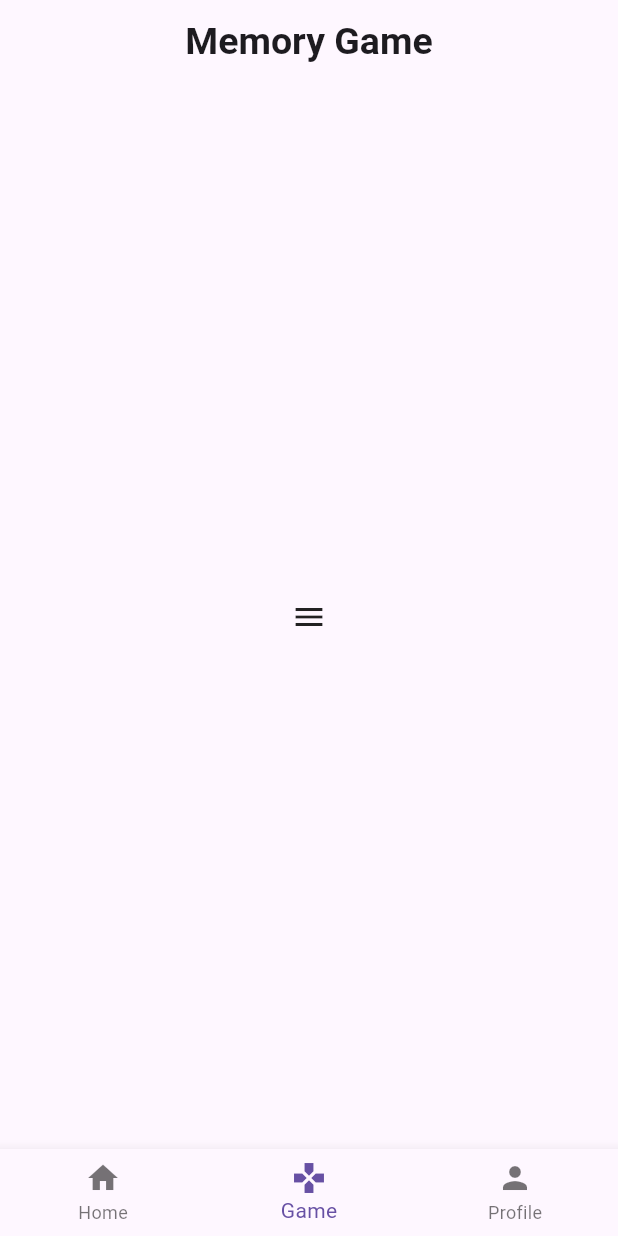
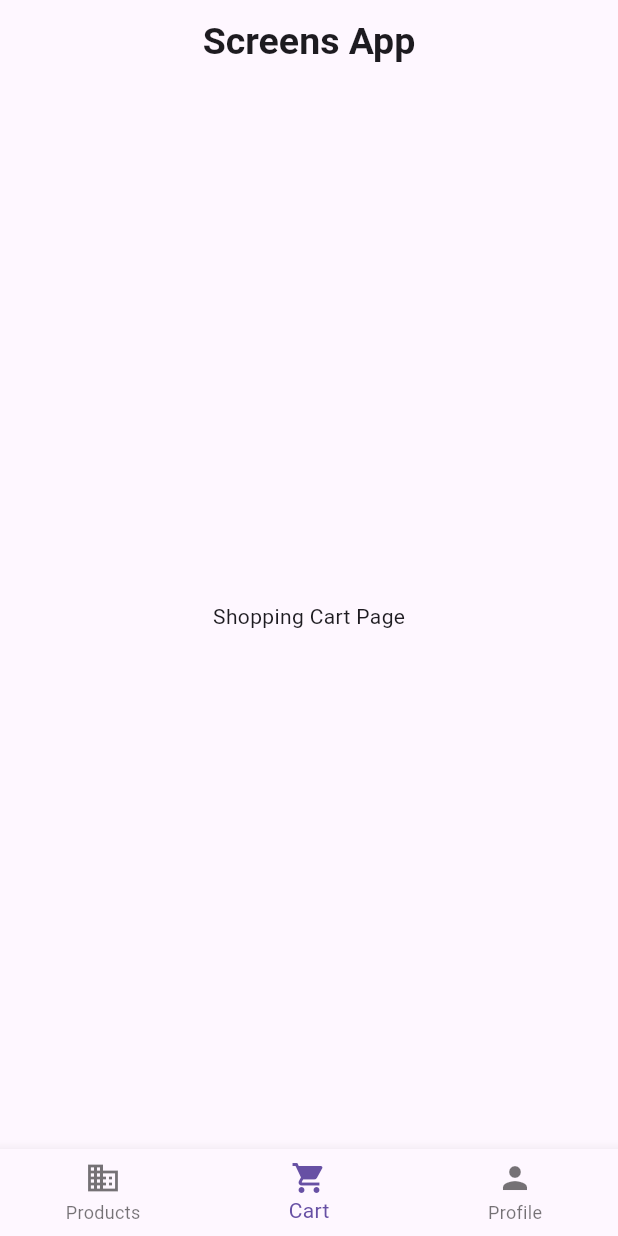
Before and after one commit to Bruno-Otavio/flutter, a Flutter app: the screen it shows after launch, item 2 of the bottom bar chosen, on a phone screen of 412 x 824 dp. Run offline on Flutter 3.47's test engine with Material 3 defaults, Android fonts, the phone set to English and light mode, and no system bars.

Commit message:
Flutter project Multiple Screens

```diff
--- a/different_screens/lib/home.dart
+++ b/different_screens/lib/home.dart
@@ -1,3 +1,5 @@
+import 'package:different_screens/screens/cart.dart';
+import 'package:different_screens/screens/products.dart';
 import 'package:different_screens/screens/profile.dart';
 import 'package:flutter/material.dart';
 
@@ -11,8 +13,8 @@ class HomePage extends StatefulWidget {
 class _HomePageState extends State<HomePage> {
   int _currentIndex = 0;
   List<Widget> body = const [
-    Icon(Icons.home),
-    Icon(Icons.menu),
+    ProductsPage(),
+    CartPage(),
     ProfilePage(),
   ];
 
@@ -32,12 +34,12 @@ class _HomePageState extends State<HomePage> {
         },
         items: const [
           BottomNavigationBarItem(
-            label: 'Home',
-            icon: Icon(Icons.home),
+            label: 'Products',
+            icon: Icon(Icons.business),
           ),
           BottomNavigationBarItem(
-            label: 'Game',
-            icon: Icon(Icons.gamepad),
+            label: 'Cart',
+            icon: Icon(Icons.shopping_cart),
           ),
           BottomNavigationBarItem(
             label: 'Profile',
@@ -52,7 +54,7 @@ class _HomePageState extends State<HomePage> {
     return AppBar(
       centerTitle: true,
       title: const Text(
-        'Memory Game',
+        'Screens App',
         style: TextStyle(
           fontSize: 25,
           fontWeight: FontWeight.bold,
--- /dev/null
+++ b/different_screens/lib/screens/cart.dart
@@ -0,0 +1,17 @@
+import 'package:flutter/material.dart';
+
+class CartPage extends StatefulWidget {
+  const CartPage({super.key});
+
+  @override
+  State<CartPage> createState() => _CartPageState();
+}
+
+class _CartPageState extends State<CartPage> {
+  @override
+  Widget build(BuildContext context) {
+    return Container(
+      child: const Text('Shopping Cart Page')
+    );
+  }
+}
--- a/different_screens/lib/screens/profile.dart
+++ b/different_screens/lib/screens/profile.dart
@@ -11,7 +11,7 @@ class ProfilePage extends StatelessWidget {
         children: [
           Center(
             child: Container(
-              margin: EdgeInsets.only(top: 25),
+              margin: const EdgeInsets.only(top: 25),
               width: 100,
               height: 100,
               decoration: BoxDecoration(
```
Also changed, not shown: different_screens/lib/models/product_model.dart (added, +57 -0 lines), different_screens/lib/screens/products.dart (added, +43 -0 lines), different_screens/lib/screens/game.dart (deleted).
